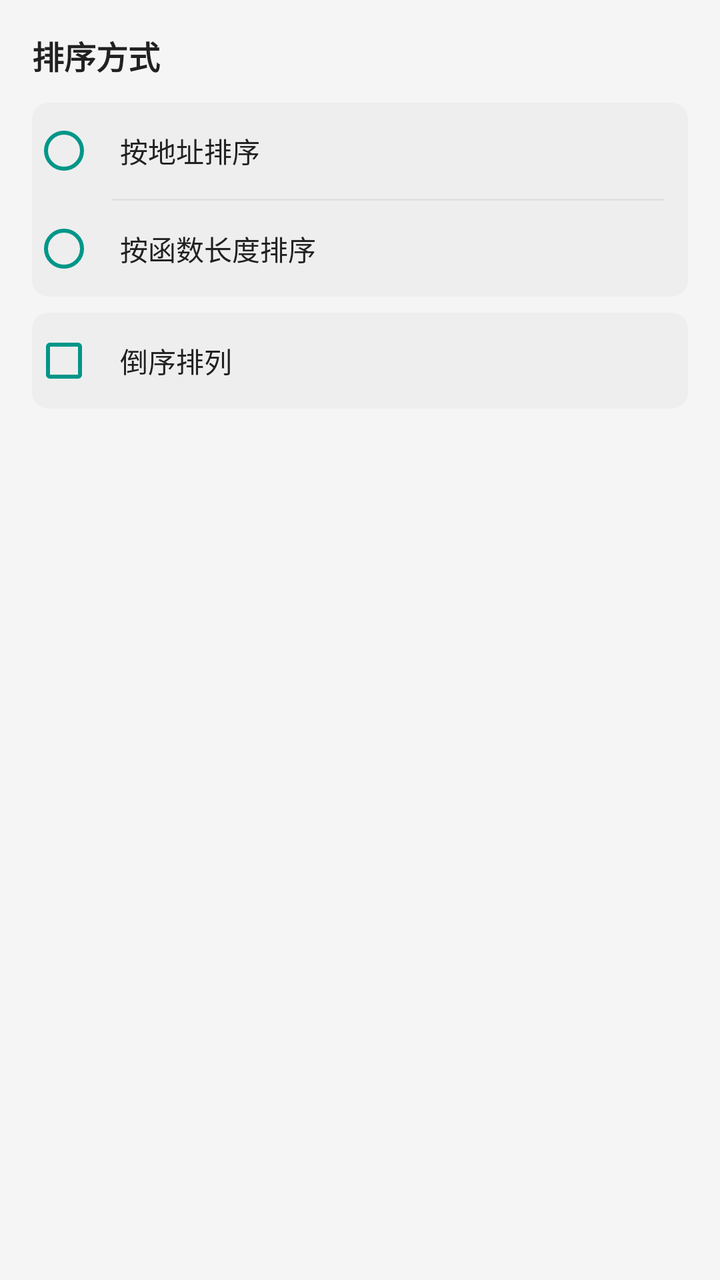
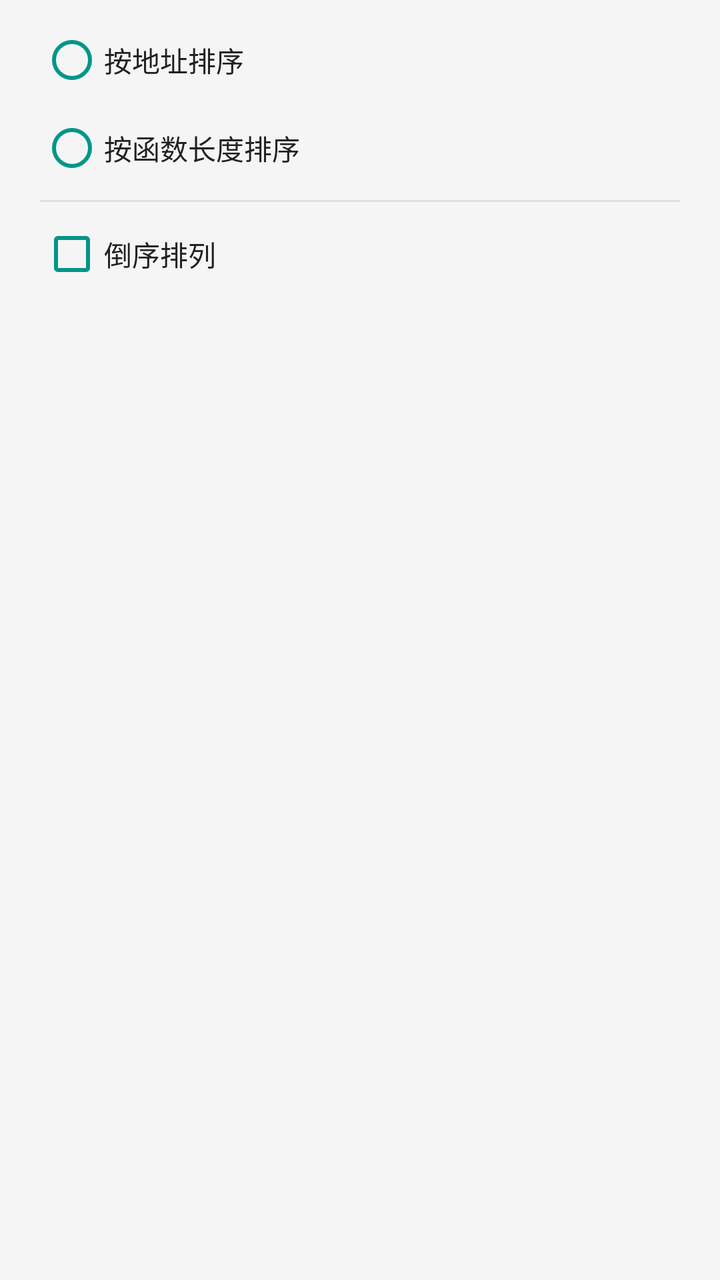

An Android layout rendered at two revisions. The XML below is the earlier revision; the diff shows what the commit changed to produce the second picture.
<!-- AndroidManifest.xml: application theme Theme.Native -->
<!-- res/layout/dialog_function_sort.xml -->
<?xml version="1.0" encoding="utf-8"?>
<LinearLayout xmlns:android="http://schemas.android.com/apk/res/android"
    xmlns:app="http://schemas.android.com/apk/res-auto"
    android:layout_width="match_parent"
    android:layout_height="wrap_content"
    android:orientation="vertical"
    android:padding="16dp">

    
    <TextView
        android:layout_width="wrap_content"
        android:layout_height="wrap_content"
        android:text="排序方式"
        android:textSize="16sp"
        android:textStyle="bold"
        android:textColor="@color/text_primary"
        android:layout_marginBottom="12dp" />

    
    <com.google.android.material.card.MaterialCardView
        android:layout_width="match_parent"
        android:layout_height="wrap_content"
        app:cardCornerRadius="8dp"
        app:cardElevation="0dp"
        app:strokeWidth="0dp"
        app:cardBackgroundColor="@color/bg_surface">

        <RadioGroup
            android:id="@+id/rg_sort_mode"
            android:layout_width="match_parent"
            android:layout_height="wrap_content"
            android:orientation="vertical">

            <RadioButton
                android:id="@+id/rb_sort_address"
                android:layout_width="match_parent"
                android:layout_height="wrap_content"
                android:text="按地址排序"
                android:textSize="14sp"
                android:textColor="@color/text_primary"
                android:paddingStart="12dp"
                android:paddingTop="10dp"
                android:paddingBottom="10dp"
                android:paddingEnd="12dp"
                android:buttonTint="@color/accent"
                android:background="?attr/selectableItemBackground"
                android:gravity="center_vertical" />

            <View
                android:layout_width="match_parent"
                android:layout_height="1dp"
                android:background="@color/divider"
                android:layout_marginStart="40dp"
                android:layout_marginEnd="12dp" />

            <RadioButton
                android:id="@+id/rb_sort_size"
                android:layout_width="match_parent"
                android:layout_height="wrap_content"
                android:text="按函数长度排序"
                android:textSize="14sp"
                android:textColor="@color/text_primary"
                android:paddingStart="12dp"
                android:paddingTop="10dp"
                android:paddingBottom="10dp"
                android:paddingEnd="12dp"
                android:buttonTint="@color/accent"
                android:background="?attr/selectableItemBackground"
                android:gravity="center_vertical" />
        </RadioGroup>
    </com.google.android.material.card.MaterialCardView>

    
    <com.google.android.material.card.MaterialCardView
        android:layout_width="match_parent"
        android:layout_height="wrap_content"
        android:layout_marginTop="8dp"
        app:cardCornerRadius="8dp"
        app:cardElevation="0dp"
        app:strokeWidth="0dp"
        app:cardBackgroundColor="@color/bg_surface">

        <CheckBox
            android:id="@+id/cb_reverse_sort"
            android:layout_width="match_parent"
            android:layout_height="wrap_content"
            android:text="倒序排列"
            android:textSize="14sp"
            android:textColor="@color/text_primary"
            android:paddingStart="12dp"
            android:paddingTop="10dp"
            android:paddingBottom="10dp"
            android:paddingEnd="12dp"
            android:buttonTint="@color/accent"
            android:background="?attr/selectableItemBackground"
            android:gravity="center_vertical" />
    </com.google.android.material.card.MaterialCardView>

</LinearLayout>
<!-- resources referenced by this layout -->
<resources>
  <color name="accent">#FF009688</color>
  <color name="bg_surface">#FFEEEEEE</color>
  <color name="divider">#FFE0E0E0</color>
  <color name="text_primary">#FF212121</color>
  <style name="Theme.Native" parent="Theme.MaterialComponents.DayNight.NoActionBar">
          <item name="colorPrimary">@color/accent</item>
          <item name="colorPrimaryVariant">@color/accent_variant</item>
          <item name="colorOnPrimary">@color/white</item>
          <item name="colorSecondary">@color/accent</item>
          <item name="colorSecondaryVariant">@color/accent_variant</item>
          <item name="colorOnSecondary">@color/white</item>
          
          <item name="colorSurface">@color/bg_card</item>
          <item name="colorOnSurface">@color/text_primary</item>
          <item name="colorSurfaceVariant">@color/bg_surface</item>
          <item name="colorOnSurfaceVariant">@color/text_secondary</item>
          
          <item name="android:statusBarColor">@color/toolbar_bg</item>
          <item name="android:navigationBarColor">@color/bg_dark</item>
          <item name="android:windowBackground">@color/bg_dark</item>
          <item name="android:windowLightStatusBar">true</item>
          
          <item name="android:fitsSystemWindows">true</item>
      </style>
  <color name="accent_variant">#FF00796B</color>
  <color name="white">#FFFFFFFF</color>
  <color name="bg_card">#FFFFFFFF</color>
  <color name="text_secondary">#FF757575</color>
  <color name="toolbar_bg">#FFFFFFFF</color>
  <color name="bg_dark">#FFF5F5F5</color>
</resources>

<!-- the commit's change to res/layout/dialog_function_sort.xml (unified diff, before → after) -->
@@ -1,99 +1,55 @@
 <?xml version="1.0" encoding="utf-8"?>
 <LinearLayout xmlns:android="http://schemas.android.com/apk/res/android"
-    xmlns:app="http://schemas.android.com/apk/res-auto"
     android:layout_width="match_parent"
     android:layout_height="wrap_content"
     android:orientation="vertical"
-    android:padding="16dp">
+    android:paddingStart="20dp"
+    android:paddingEnd="20dp"
+    android:paddingTop="8dp"
+    android:paddingBottom="4dp">
 
-    
-    <TextView
-        android:layout_width="wrap_content"
-        android:layout_height="wrap_content"
-        android:text="排序方式"
-        android:textSize="16sp"
-        android:textStyle="bold"
-        android:textColor="@color/text_primary"
-        android:layout_marginBottom="12dp" />
-
-    
-    <com.google.android.material.card.MaterialCardView
+    <RadioGroup
+        android:id="@+id/rg_sort_mode"
         android:layout_width="match_parent"
         android:layout_height="wrap_content"
-        app:cardCornerRadius="8dp"
-        app:cardElevation="0dp"
-        app:strokeWidth="0dp"
-        app:cardBackgroundColor="@color/bg_surface">
+        android:orientation="vertical">
 
-        <RadioGroup
-            android:id="@+id/rg_sort_mode"
+        <RadioButton
+            android:id="@+id/rb_sort_address"
             android:layout_width="match_parent"
             android:layout_height="wrap_content"
-            android:orientation="vertical">
+            android:text="按地址排序"
+            android:textSize="14sp"
+            android:textColor="@color/text_primary"
+            android:buttonTint="@color/accent"
+            android:minHeight="44dp" />
 
-            <RadioButton
-                android:id="@+id/rb_sort_address"
-                android:layout_width="match_parent"
-                android:layout_height="wrap_content"
-                android:text="按地址排序"
-                android:textSize="14sp"
-                android:textColor="@color/text_primary"
-                android:paddingStart="12dp"
-                android:paddingTop="10dp"
-                android:paddingBottom="10dp"
-                android:paddingEnd="12dp"
-                android:buttonTint="@color/accent"
-                android:background="?attr/selectableItemBackground"
-                android:gravity="center_vertical" />
+        <RadioButton
+            android:id="@+id/rb_sort_size"
+            android:layout_width="match_parent"
+            android:layout_height="wrap_content"
+            android:text="按函数长度排序"
+            android:textSize="14sp"
+            android:textColor="@color/text_primary"
+            android:buttonTint="@color/accent"
+            android:minHeight="44dp" />
+    </RadioGroup>
 
-            <View
-                android:layout_width="match_parent"
-                android:layout_height="1dp"
-                android:background="@color/divider"
-                android:layout_marginStart="40dp"
-                android:layout_marginEnd="12dp" />
+    <View
+        android:layout_width="match_parent"
+        android:layout_height="1dp"
+        android:layout_marginTop="4dp"
+        android:layout_marginBottom="4dp"
+        android:background="@color/divider" />
 
-            <RadioButton
-                android:id="@+id/rb_sort_size"
-                android:layout_width="match_parent"
-                android:layout_height="wrap_content"
-                android:text="按函数长度排序"
-                android:textSize="14sp"
-                android:textColor="@color/text_primary"
-                android:paddingStart="12dp"
-                android:paddingTop="10dp"
-                android:paddingBottom="10dp"
-                android:paddingEnd="12dp"
-                android:buttonTint="@color/accent"
-                android:background="?attr/selectableItemBackground"
-                android:gravity="center_vertical" />
-        </RadioGroup>
-    </com.google.android.material.card.MaterialCardView>
-
-    
-    <com.google.android.material.card.MaterialCardView
+    <CheckBox
+        android:id="@+id/cb_reverse_sort"
         android:layout_width="match_parent"
         android:layout_height="wrap_content"
-        android:layout_marginTop="8dp"
-        app:cardCornerRadius="8dp"
-        app:cardElevation="0dp"
-        app:strokeWidth="0dp"
-        app:cardBackgroundColor="@color/bg_surface">
-
-        <CheckBox
-            android:id="@+id/cb_reverse_sort"
-            android:layout_width="match_parent"
-            android:layout_height="wrap_content"
-            android:text="倒序排列"
-            android:textSize="14sp"
-            android:textColor="@color/text_primary"
-            android:paddingStart="12dp"
-            android:paddingTop="10dp"
-            android:paddingBottom="10dp"
-            android:paddingEnd="12dp"
-            android:buttonTint="@color/accent"
-            android:background="?attr/selectableItemBackground"
-            android:gravity="center_vertical" />
-    </com.google.android.material.card.MaterialCardView>
+        android:text="倒序排列"
+        android:textSize="14sp"
+        android:textColor="@color/text_primary"
+        android:buttonTint="@color/accent"
+        android:minHeight="44dp" />
 
 </LinearLayout>
